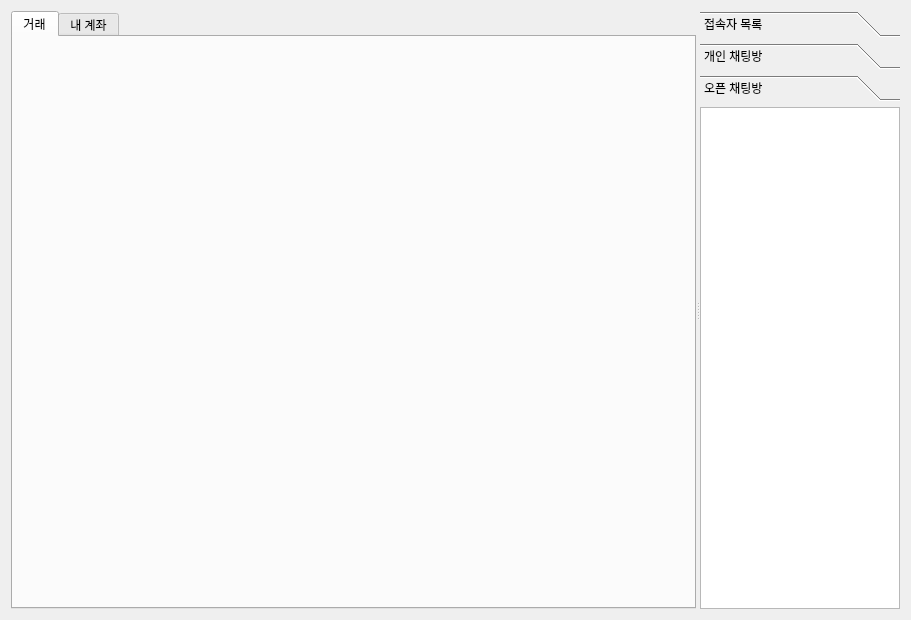
First picture: the form in miniProject2/mainview.ui, repository donjizzkan/miniProject2, before the edit.
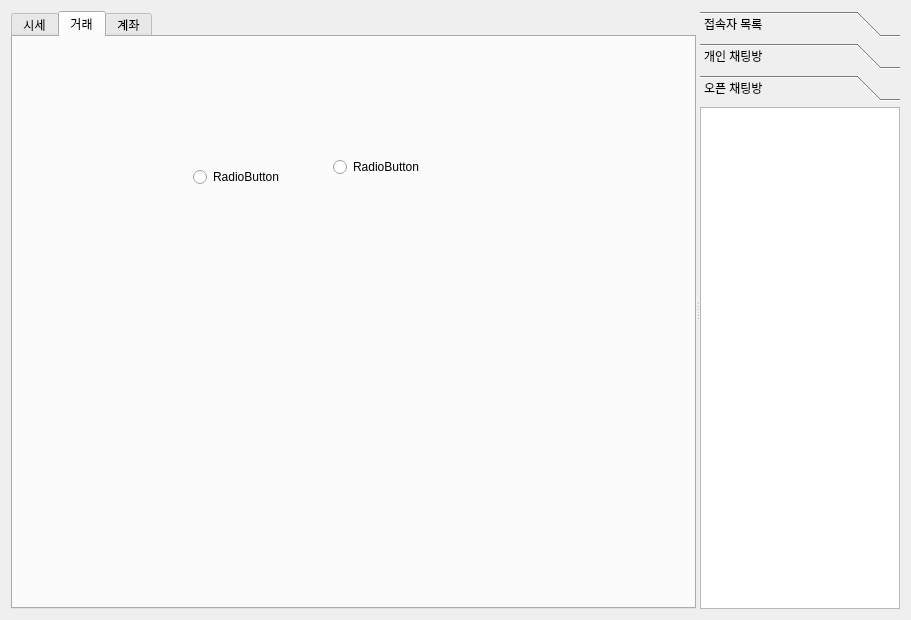
Second picture: the form after the edit.

Patch:
```diff
--- a/miniProject2/mainview.ui
+++ b/miniProject2/mainview.ui
@@ -39,17 +39,48 @@
        </size>
       </property>
       <property name="currentIndex">
-       <number>0</number>
+       <number>1</number>
       </property>
       <widget class="QWidget" name="tab">
        <attribute name="title">
-        <string>거래</string>
+        <string>시세</string>
        </attribute>
        <layout class="QVBoxLayout" name="chartTab"/>
       </widget>
+      <widget class="QWidget" name="tab_3">
+       <attribute name="title">
+        <string>거래</string>
+       </attribute>
+       <widget class="QRadioButton" name="radioButton">
+        <property name="geometry">
+         <rect>
+          <x>320</x>
+          <y>120</y>
+          <width>100</width>
+          <height>20</height>
+         </rect>
+        </property>
+        <property name="text">
+         <string>RadioButton</string>
+        </property>
+       </widget>
+       <widget class="QRadioButton" name="radioButton_2">
+        <property name="geometry">
+         <rect>
+          <x>180</x>
+          <y>130</y>
+          <width>100</width>
+          <height>20</height>
+         </rect>
+        </property>
+        <property name="text">
+         <string>RadioButton</string>
+        </property>
+       </widget>
+      </widget>
       <widget class="QWidget" name="tab_2">
        <attribute name="title">
-        <string>내 계좌</string>
+        <string>계좌</string>
        </attribute>
        <layout class="QVBoxLayout" name="verticalLayout">
         <item>
```
